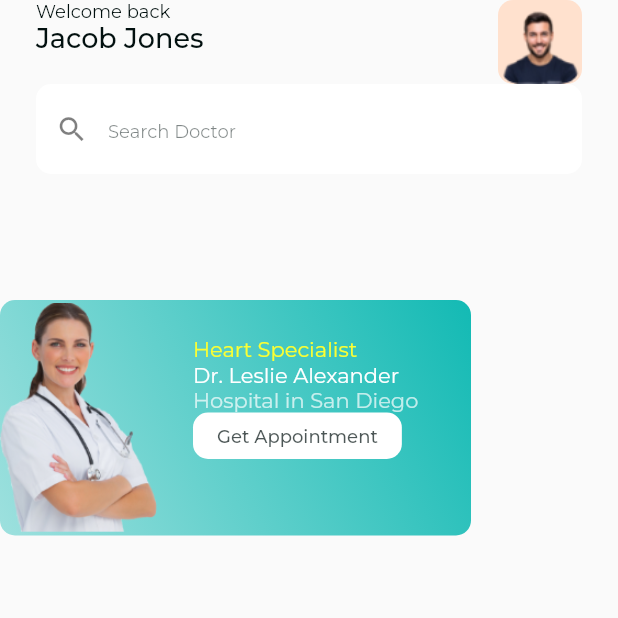
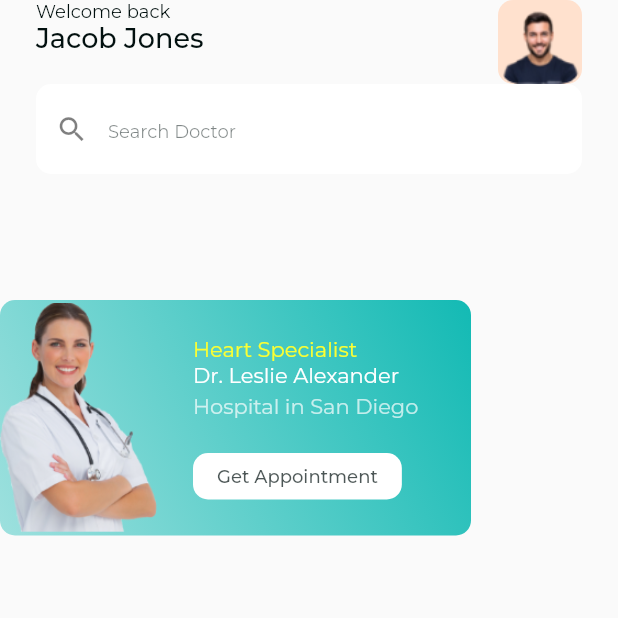
Before and after one commit to romofel/flutter-ui_practice-medical, a Flutter app: the screen it shows after launch, on a phone screen of 412 x 824 dp, the top half of it. Run offline on Flutter 3.47's test engine with Material 2 defaults, Android fonts, the phone set to English and light mode, and no system bars; our stand-ins replace google_fonts.

Commit message:
Add vertical spacing between text

```diff
--- a/lib/screens/home_screen.dart
+++ b/lib/screens/home_screen.dart
@@ -49,18 +49,21 @@ class HomeScreen extends StatelessWidget {
                                     color: Color(0xffFBFF33),
                                   ),
                                 ),
+                                // const SizedBox(height: 4),
                                 const Text(
                                   'Dr. Leslie Alexander',
                                   style: TextStyle(
                                     color: Colors.white,
                                   ),
                                 ),
+                                const SizedBox(height: 4),
                                 const Text(
                                   'Hospital in San Diego',
                                   style: TextStyle(
                                     color: Color(0xb3FFFFFF),
                                   ),
                                 ),
+                                const Spacer(),
                                 Container(
                                   padding: const EdgeInsets.symmetric(
                                       horizontal: 16, vertical: 8),
```
